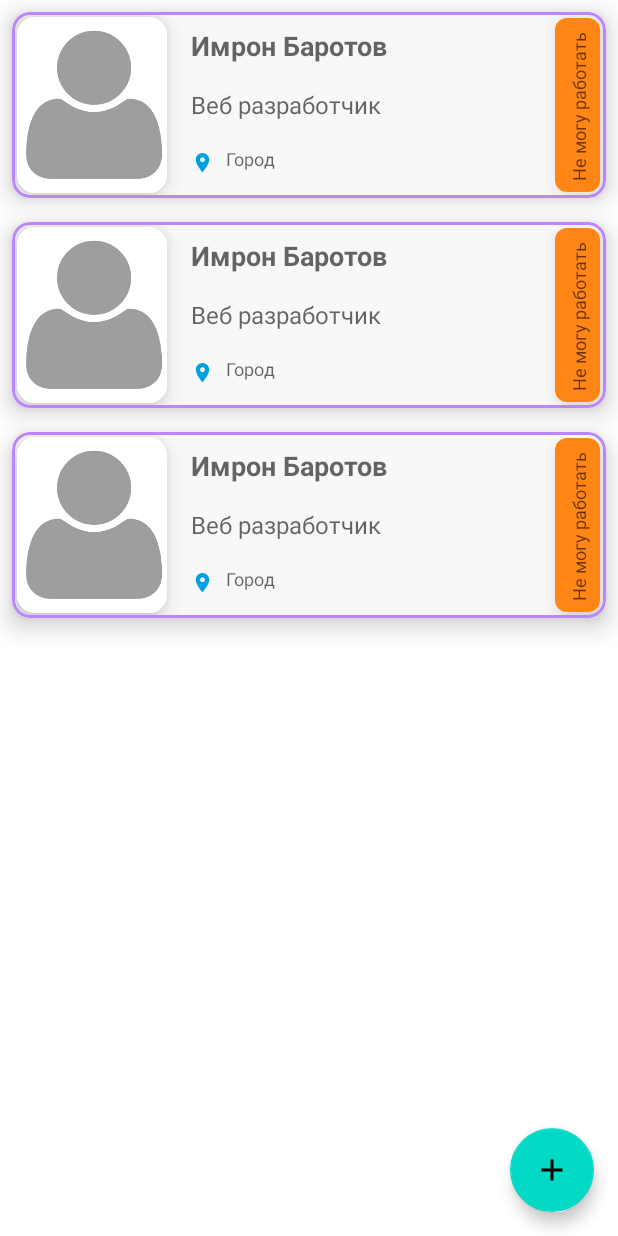
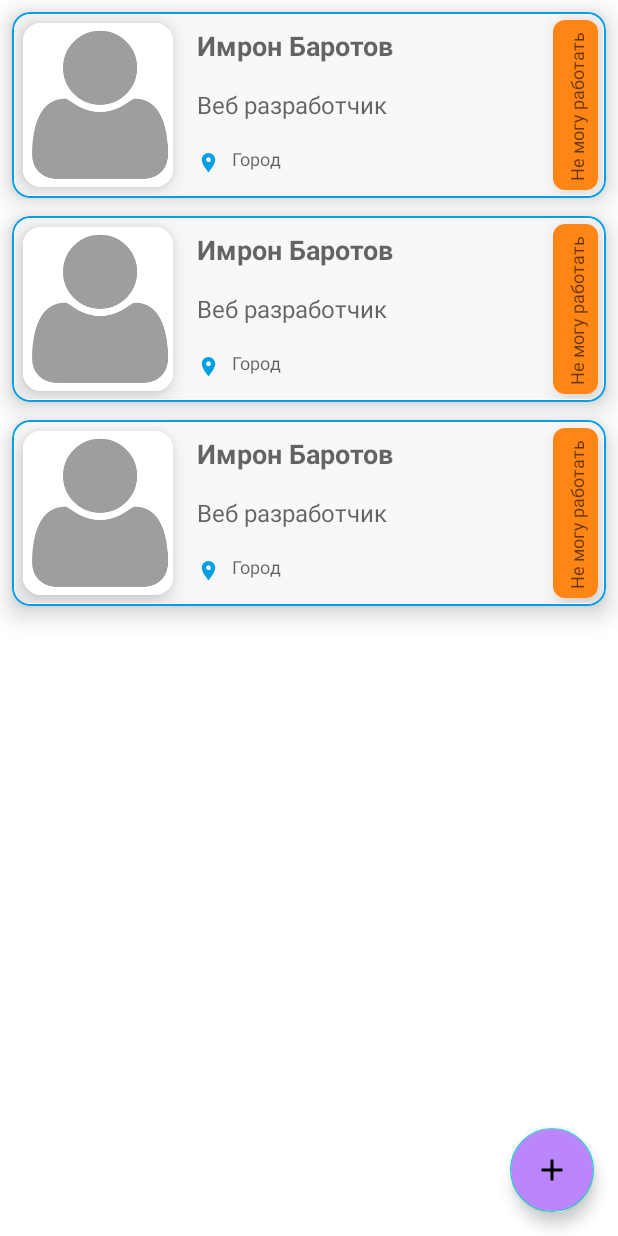
Before and after one commit to AbdulloSodikov/Project-Talent, an Android app: the layout fragment_list.xml on its own in the app's theme, with its tools: preview values and no code run, on a phone screen of 412 x 824 dp. Run offline under Robolectric (Android 15) with nearby library versions, the phone set to English and light mode, and no system bars.

Commit message:
update talent item

```diff
--- a/app/src/main/res/layout/fragment_list.xml
+++ b/app/src/main/res/layout/fragment_list.xml
@@ -22,6 +22,7 @@
         android:layout_width="0dp"
         android:layout_height="wrap_content"
         android:clickable="true"
+        android:backgroundTint="@color/purple_200"
         android:src="@drawable/ic_add"
         app:layout_constraintBottom_toBottomOf="parent"
         app:layout_constraintEnd_toEndOf="parent"
--- a/app/src/main/res/layout/talent_item.xml
+++ b/app/src/main/res/layout/talent_item.xml
@@ -1,15 +1,17 @@
 <?xml version="1.0" encoding="utf-8"?>
-<com.google.android.material.card.MaterialCardView
-    xmlns:android="http://schemas.android.com/apk/res/android"
+<com.google.android.material.card.MaterialCardView xmlns:android="http://schemas.android.com/apk/res/android"
     xmlns:app="http://schemas.android.com/apk/res-auto"
     xmlns:tools="http://schemas.android.com/tools"
     android:layout_width="match_parent"
     android:layout_height="wrap_content"
-    android:layout_margin="8dp"
-    app:strokeColor="@color/purple_200"
-    app:strokeWidth="2dp"
+    android:layout_marginStart="8dp"
+    android:layout_marginTop="8dp"
+    android:layout_marginEnd="8dp"
+    android:layout_marginBottom="4dp"
     app:cardCornerRadius="@dimen/card_corner_radius"
-    app:cardElevation="@dimen/card_elevation">
+    app:cardElevation="@dimen/card_elevation"
+    app:strokeColor="@color/purple_500"
+    app:strokeWidth="1dp">
 
     <androidx.constraintlayout.widget.ConstraintLayout
         android:id="@+id/item_layout_top"
@@ -25,7 +27,7 @@
             android:id="@+id/cardViewImageTalent"
             android:layout_width="100dp"
             android:layout_height="match_parent"
-            android:layout_margin="1dp"
+            android:layout_margin="5dp"
             app:cardCornerRadius="@dimen/card_corner_radius"
             app:cardElevation="@dimen/card_elevation"
             app:layout_constraintBottom_toBottomOf="parent"
@@ -99,13 +101,13 @@
             android:id="@+id/cardViewStatusTalent"
             android:layout_width="30dp"
             android:layout_height="match_parent"
+            android:layout_margin="3dp"
             android:background="@color/teal_200"
             app:cardCornerRadius="8dp"
             app:cardElevation="8dp"
             app:layout_constraintBottom_toBottomOf="parent"
             app:layout_constraintEnd_toEndOf="parent"
-            app:layout_constraintTop_toTopOf="parent"
-            android:layout_margin="2dp">
+            app:layout_constraintTop_toTopOf="parent">
 
             <androidx.constraintlayout.widget.ConstraintLayout
                 android:layout_width="wrap_content"
```
